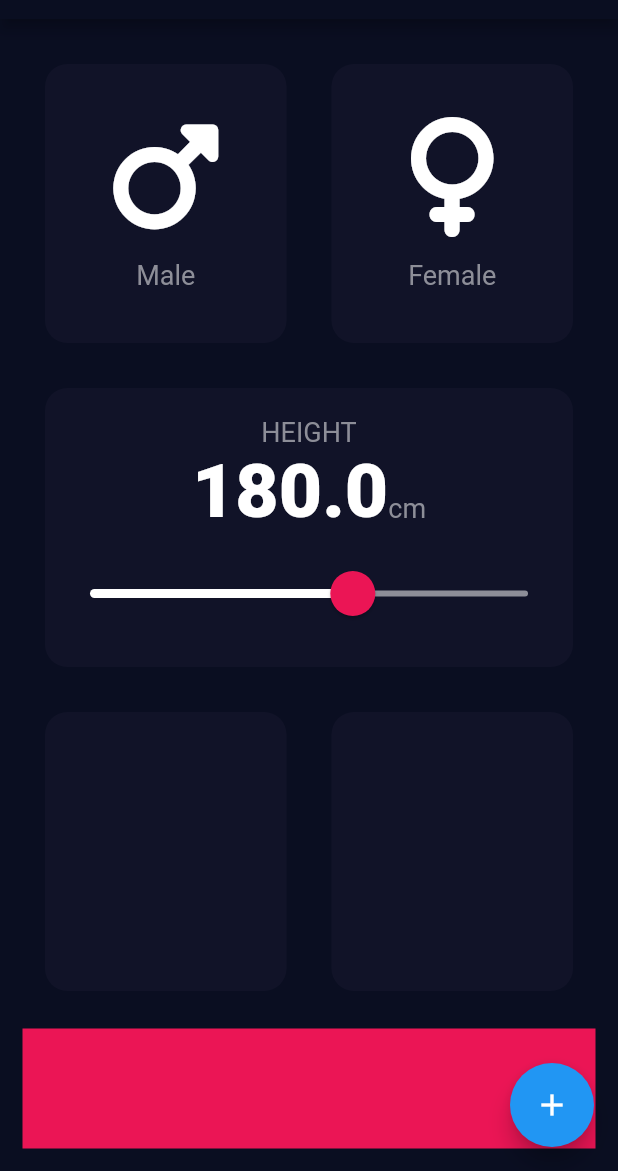
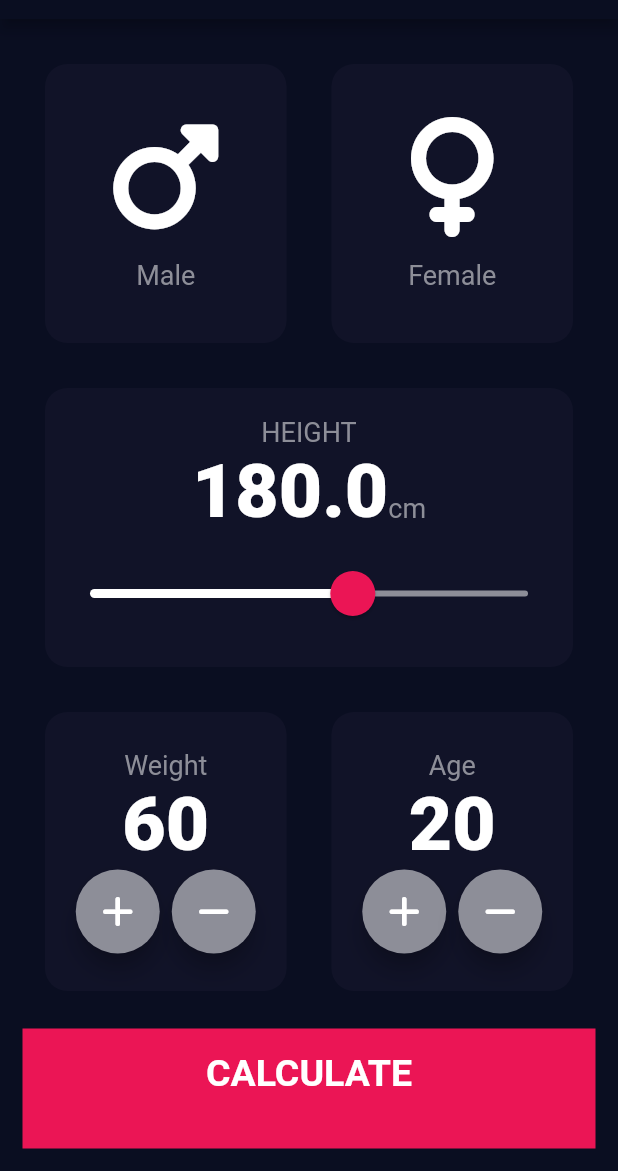
Before and after one commit to adebayoAdesina/Flutter_BMI_app, a Flutter app: the screen it shows after launch, on a phone screen of 412 x 824 dp, the part 65-1236 px from its top. Run offline on Flutter 3.47's test engine with Material 2 defaults, Android fonts, the phone set to English and light mode, and no system bars; our stand-ins replace font_awesome_flutter.

Commit message:
bmi_calculation added

```diff
--- /dev/null
+++ b/lib/Func/calculatorBrain.dart
@@ -0,0 +1,35 @@
+import 'dart:math';
+
+class CalculatorBrain {
+  double? height;
+  double? weight;
+
+  CalculatorBrain({required this.height, required this.weight});
+
+  double? _bmi;
+
+  String bmi() {
+    _bmi = (weight! / pow(height! / 100, 2));
+    return _bmi!.toStringAsFixed(1);
+  }
+
+  String getResult() {
+    if (25 <= _bmi!) {
+      return 'Overweight';
+    } else if (18.5 <= _bmi!) {
+      return 'Normal';
+    } else {
+      return 'UnderWeight';
+    }
+  }
+
+  String getInterpretation() {
+    if (25 <= _bmi!) {
+      return 'You have a higher than normal body weight. Try to exercise more.';
+    } else if (18.5 <= _bmi!) {
+      return 'You have a normal body weight. Good job!';
+    } else {
+      return 'You have a lower than normal body weight. You can eat a bit more.';
+    }
+  }
+}
--- a/lib/Views/inputPage.dart
+++ b/lib/Screens/inputPage.dart
@@ -1,12 +1,18 @@
+import 'package:bmi_app/Screens/resultsPage.dart';
 import 'package:bmi_app/Util/color.dart';
 import 'package:bmi_app/Util/util.dart';
 import 'package:bmi_app/Widgets/card.dart';
+import 'package:bmi_app/Widgets/roundIconButton.dart';
 import 'package:flutter/material.dart';
 import 'package:font_awesome_flutter/font_awesome_flutter.dart';
 
+import '../Func/calculatorBrain.dart';
+import '../Widgets/bottomButton.dart';
 import '../Widgets/genderWidget.dart';
 
 enum Gender { male, female }
+enum Weights { plus, minus }
+enum Age { plus, minus }
 
 class InputPage extends StatefulWidget {
   const InputPage({Key? key}) : super(key: key);
@@ -18,6 +24,9 @@ class InputPage extends StatefulWidget {
 class _InputPageState extends State<InputPage> {
   Gender? gender;
   double height = 180;
+  int weight = 60;
+  int age = 20;
+
   void updateGender(Gender selectedGender) {
     (selectedGender == Gender.male)
         ? setState(
@@ -30,6 +39,28 @@ class _InputPageState extends State<InputPage> {
               gender = Gender.female;
             },
           );
+  }
+
+  void updateWeight(Weights clickedWeight) {
+    (clickedWeight == Weights.plus)
+        ? setState(() {
+            weight++;
+          })
+        : setState(
+            () {
+              weight--;
+            },
+          );
+  }
+
+  void updateAge(Age ages) {
+    (ages == Age.plus)
+        ? setState(() {
+            age++;
+          })
+        : setState(() {
+            age--;
+          });
   }
 
   @override
@@ -136,26 +167,98 @@ class _InputPageState extends State<InputPage> {
                   Expanded(
                       child: Cards(
                     color: kInactiveColor,
+                    childContainer: Column(
+                      mainAxisAlignment: MainAxisAlignment.center,
+                      children: [
+                        const Text(
+                          'Weight',
+                          style: kLabelTextStyle,
+                        ),
+                        Text(
+                          weight.toString(),
+                          style: kBigTextStyle,
+                        ),
+                        Row(
+                          mainAxisAlignment: MainAxisAlignment.center,
+                          children: [
+                            RoundIconButton(
+                              updatedWeight: () {
+                                updateWeight(Weights.plus);
+                              },
+                              icon: FontAwesomeIcons.plus,
+                            ),
+                            const SizedBox(
+                              width: 8,
+                            ),
+                            RoundIconButton(
+                                updatedWeight: () {
+                                  updateWeight(Weights.minus);
+                                },
+                                icon: FontAwesomeIcons.minus),
+                          ],
+                        )
+                      ],
+                    ),
                   )),
                   Expanded(
                       child: Cards(
                     color: kInactiveColor,
+                    childContainer: Column(
+                      mainAxisAlignment: MainAxisAlignment.center,
+                      children: [
+                        const Text(
+                          'Age',
+                          style: kLabelTextStyle,
+                        ),
+                        Text(
+                          age.toString(),
+                          style: kBigTextStyle,
+                        ),
+                        Row(
+                          mainAxisAlignment: MainAxisAlignment.center,
+                          children: [
+                            RoundIconButton(
+                              updatedWeight: () {
+                                updateAge(Age.plus);
+                              },
+                              icon: FontAwesomeIcons.plus,
+                            ),
+                            const SizedBox(
+                              width: 8,
+                            ),
+                            RoundIconButton(
+                                updatedWeight: () {
+                                  updateAge(Age.minus);
+                                },
+                                icon: FontAwesomeIcons.minus),
+                          ],
+                        )
+                      ],
+                    ),
                   )),
                 ],
               ),
             ),
-            Container(
-              color: kBottomColor,
-              margin: const EdgeInsets.only(top: 10),
-              width: double.infinity,
-              height: bottomContainerHeight,
-            ),
+            BottomButton(
+                onTap: () {
+                  CalculatorBrain calculatorBrain = CalculatorBrain(
+                    height: height,
+                    weight: weight.toDouble(),
+                  );
+                  Navigator.push(
+                      context,
+                      MaterialPageRoute(
+                          builder: (context) => ResultPage(
+                              bmiResult: calculatorBrain.bmi(),
+                              resultText: calculatorBrain.getResult(),
+                              interpretation:
+                                  calculatorBrain.getInterpretation()))
+                      // Navigator.pushNamed(context, '/result', arguments: {});
+                      );
+                },
+                buttonTiltle: 'CALCULATE'),
           ],
         ),
-      ),
-      floatingActionButton: FloatingActionButton(
-        onPressed: (() {}),
-        child: Icon(Icons.add),
       ),
     );
   }
--- a/lib/Util/color.dart
+++ b/lib/Util/color.dart
@@ -5,4 +5,5 @@ const kActiveColor = Color(0xff1d1e33);
 const kInactiveColor = Color(0xff111328);
 const kBottomColor = Color(0xffEB1555);
 const kGreyColor = Color(0xff8d8e98);
+const kIncDecButtonColor = Color(0xff8d8e98);
 const kTextColor = Colors.white;
--- /dev/null
+++ b/lib/Widgets/bottomButton.dart
@@ -0,0 +1,38 @@
+import 'package:flutter/material.dart';
+
+import '../Util/color.dart';
+import '../Util/util.dart';
+
+class BottomButton extends StatelessWidget {
+  final Function onTap;
+  final String buttonTiltle;
+  const BottomButton({
+    Key? key,
+    required this.onTap,
+    required this.buttonTiltle,
+  }) : super(key: key);
+
+  @override
+  Widget build(BuildContext context) {
+    return GestureDetector(
+      onTap: (() => onTap()),
+      child: Container(
+        color: kBottomColor,
+        margin: const EdgeInsets.only(
+          top: 10,
+        ),
+        padding: const EdgeInsets.only(
+          bottom: 20,
+        ),
+        width: double.infinity,
+        height: bottomContainerHeight,
+        child: Center(
+          child: Text(
+            buttonTiltle,
+            style: kCalculateStyle,
+          ),
+        ),
+      ),
+    );
+  }
+}
--- /dev/null
+++ b/lib/Widgets/roundIconButton.dart
@@ -0,0 +1,23 @@
+import 'package:bmi_app/Util/color.dart';
+import 'package:flutter/material.dart';
+
+class RoundIconButton extends StatelessWidget {
+  final IconData icon;
+  final Function updatedWeight;
+  const RoundIconButton({Key? key, required this.icon, required this.updatedWeight}) : super(key: key);
+
+  @override
+  Widget build(BuildContext context) {
+    return RawMaterialButton(
+      onPressed: (() => updatedWeight()),
+      elevation: 6.0,
+      shape: const CircleBorder(),
+      constraints: const BoxConstraints.tightFor(width: 56.0, height: 56.0),
+      fillColor: kIncDecButtonColor,
+      child: Icon(
+        icon,
+        color: kTextColor,
+      ),
+    );
+  }
+}
--- a/lib/main.dart
+++ b/lib/main.dart
@@ -1,6 +1,9 @@
+import 'package:bmi_app/Func/calculatorBrain.dart';
 import 'package:bmi_app/Util/color.dart';
-import 'package:bmi_app/Views/inputPage.dart';
 import 'package:flutter/material.dart';
+
+import 'Screens/inputPage.dart';
+import 'Screens/resultsPage.dart';
 
 void main() {
   runApp(const MyApp());
@@ -9,16 +12,23 @@ void main() {
 class MyApp extends StatelessWidget {
   const MyApp({Key? key}) : super(key: key);
 
-  // This widget is the root of your application.
   @override
   Widget build(BuildContext context) {
     return MaterialApp(
       theme: ThemeData(
-          scaffoldBackgroundColor: kMainColor,
-          appBarTheme: const AppBarTheme(backgroundColor: kMainColor),
-          textTheme: const TextTheme(bodyText2: TextStyle(color: kTextColor),),),
+        scaffoldBackgroundColor: kMainColor,
+        appBarTheme: const AppBarTheme(backgroundColor: kMainColor),
+        textTheme: const TextTheme(
+          bodyText2: TextStyle(color: kTextColor),
+        ),
+      ),
       title: 'BMI Calculator',
-      home: const InputPage(),
+      initialRoute: '/',
+      routes: {
+        '/': ((context) => const InputPage()),
+        // '/result': (context) => ResultPage(
+        //     )
+      },
     );
   }
 }
```
Also changed, not shown: lib/Screens/resultsPage.dart (added, +73 -0 lines), lib/Util/util.dart (+14 -0 lines), 35 other files.
